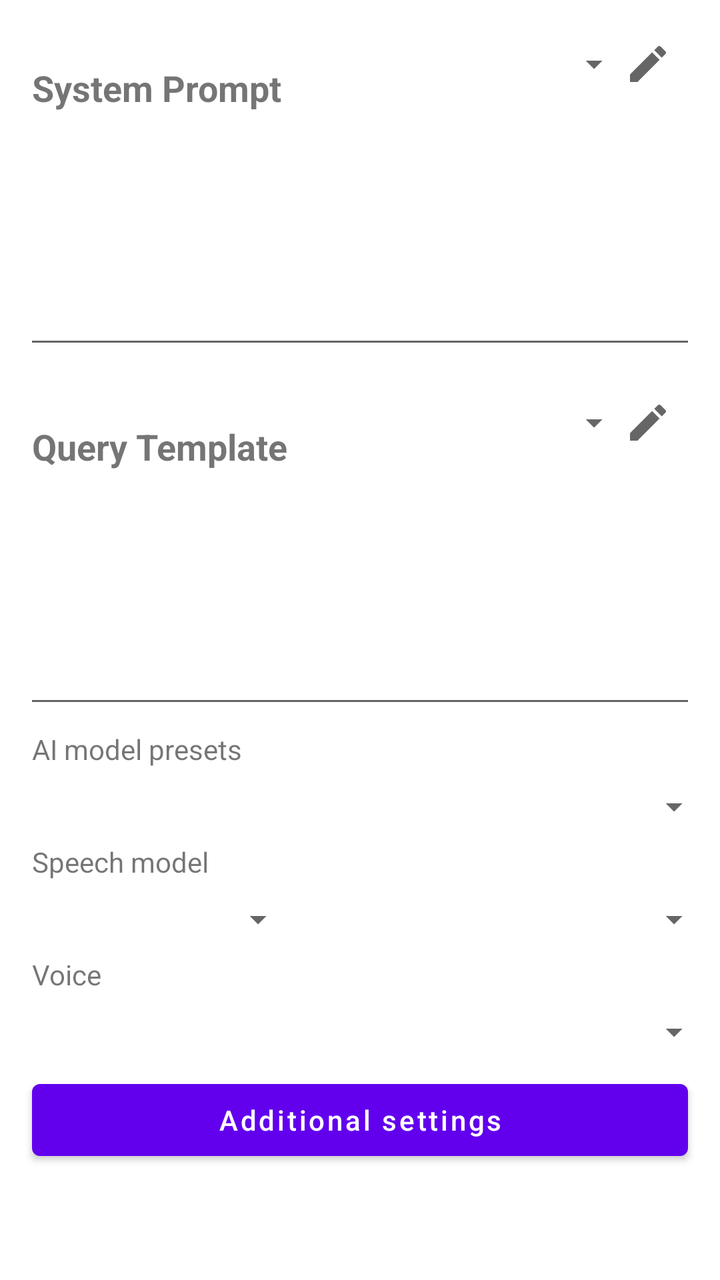
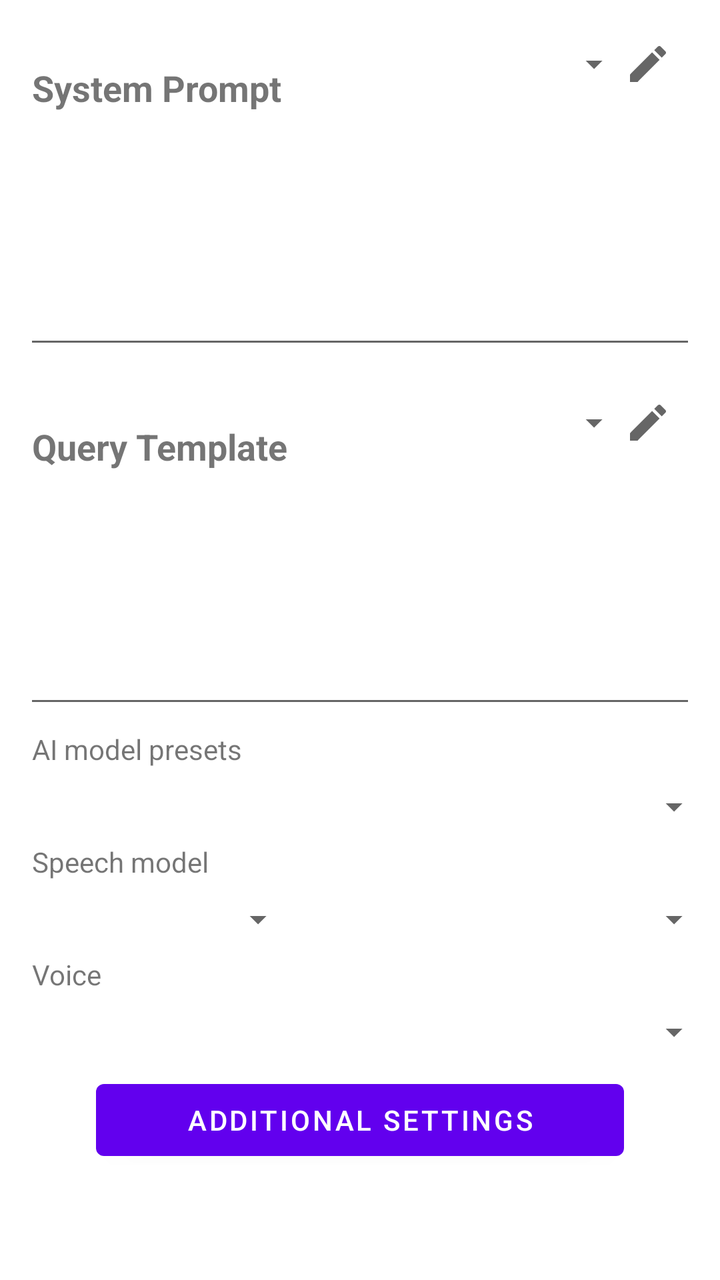

Two renders of the same Android screen: before a commit and after it. Below are the layout's source before the change and the commit's diff.
<!-- AndroidManifest.xml: application theme Theme.MyMeditation -->
<!-- res/layout/fragment_configuration.xml -->
<?xml version="1.0" encoding="utf-8"?>
<LinearLayout xmlns:android="http://schemas.android.com/apk/res/android"
    xmlns:app="http://schemas.android.com/apk/res-auto"
    android:layout_width="match_parent"
    android:layout_height="match_parent"
    android:orientation="vertical"
    android:paddingBottom="?attr/actionBarSize">

    <LinearLayout
        android:id="@+id/systemPromptSection"
        android:layout_width="match_parent"
        android:layout_height="0dp"
        android:layout_weight="1"
        android:orientation="vertical">
        <LinearLayout
            android:layout_width="match_parent"
            android:layout_height="48dp"
            android:layout_marginHorizontal="@dimen/activity_horizontal_margin"
            android:layout_marginTop="@dimen/activity_heading_margin"
            android:gravity="bottom"
            android:orientation="horizontal">
            <TextView
                android:layout_width="wrap_content"
                android:layout_height="wrap_content"
                android:maxWidth="160dp"
                android:singleLine="true"
                android:ellipsize="end"
                android:labelFor="@id/editTextSystemPrompt"
                android:text="@string/label_system_prompt"
                android:textSize="@dimen/text_size_content_heading"
                android:textStyle="bold" />
            <Spinner
                style="@style/Widget.MyMeditation.CompactSpinner"
                android:id="@+id/spinnerSystemPromptTemplate"
                android:layout_marginStart="8dp"
                android:layout_width="0dp"
                android:layout_height="48dp"
                android:layout_weight="1"
                android:saveEnabled="false"
                android:contentDescription="@string/system_prompt_templates" />
            <ImageButton
                android:id="@+id/buttonSystemPromptTemplates"
                android:layout_width="40dp"
                android:layout_height="48dp"
                android:paddingHorizontal="8dp"
                android:paddingVertical="12dp"
                android:background="?attr/selectableItemBackgroundBorderless"
                android:src="@drawable/ic_edit_meditation"
                app:tint="?attr/colorControlNormal"
                android:contentDescription="@string/system_prompt_templates"
                android:tooltipText="@string/system_prompt_templates" />
        </LinearLayout>

        <EditText
            android:id="@+id/editTextSystemPrompt"
            android:layout_width="match_parent"
            android:layout_height="0dp"
            android:layout_marginStart="@dimen/editText_horizontal_margin"
            android:layout_marginEnd="@dimen/editText_horizontal_margin"
            android:layout_weight="1"
            android:scrollbars="vertical"
            android:gravity="top"
            android:importantForAutofill="no"
            android:inputType="textMultiLine"
            android:textSize="@dimen/text_size_content" />

    </LinearLayout>

    <LinearLayout
        android:id="@+id/queryTemplateSection"
        android:layout_width="match_parent"
        android:layout_height="0dp"
        android:layout_weight="1"
        android:orientation="vertical">
        <LinearLayout
            android:layout_width="match_parent"
            android:layout_height="48dp"
            android:layout_marginHorizontal="@dimen/activity_horizontal_margin"
            android:layout_marginTop="@dimen/activity_heading_margin"
            android:gravity="bottom"
            android:orientation="horizontal">
            <TextView
                android:layout_width="wrap_content"
                android:layout_height="wrap_content"
                android:maxWidth="160dp"
                android:singleLine="true"
                android:ellipsize="end"
                android:labelFor="@id/editTextQueryTemplate"
                android:text="@string/label_query_template"
                android:textSize="@dimen/text_size_content_heading"
                android:textStyle="bold" />
            <Spinner
                style="@style/Widget.MyMeditation.CompactSpinner"
                android:id="@+id/spinnerQueryPromptTemplate"
                android:layout_marginStart="8dp"
                android:layout_width="0dp"
                android:layout_height="48dp"
                android:layout_weight="1"
                android:saveEnabled="false"
                android:contentDescription="@string/query_prompt_templates" />
            <ImageButton
                android:id="@+id/buttonQueryPromptTemplates"
                android:layout_width="40dp"
                android:layout_height="48dp"
                android:paddingHorizontal="8dp"
                android:paddingVertical="12dp"
                android:background="?attr/selectableItemBackgroundBorderless"
                android:src="@drawable/ic_edit_meditation"
                app:tint="?attr/colorControlNormal"
                android:contentDescription="@string/query_prompt_templates"
                android:tooltipText="@string/query_prompt_templates" />
        </LinearLayout>

        <EditText
            android:id="@+id/editTextQueryTemplate"
            android:layout_width="match_parent"
            android:layout_height="0dp"
            android:layout_marginStart="@dimen/editText_horizontal_margin"
            android:layout_marginEnd="@dimen/editText_horizontal_margin"
            android:layout_weight="1"
            android:scrollbars="vertical"
            android:gravity="top"
            android:importantForAutofill="no"
            android:inputType="textMultiLine"
            android:textSize="@dimen/text_size_content" />

    </LinearLayout>

    <LinearLayout
        android:id="@+id/inlineAiSettingsSection"
        android:layout_width="match_parent"
        android:layout_height="wrap_content"
        android:layout_marginHorizontal="@dimen/activity_horizontal_margin"
        android:layout_marginTop="@dimen/activity_heading_margin"
        android:orientation="vertical">

        <TextView
            android:layout_width="match_parent"
            android:layout_height="wrap_content"
            android:includeFontPadding="false"
            android:labelFor="@id/spinnerAiModelPreset"
            android:text="@string/ai_model_presets_label" />

        <Spinner
                style="@style/Widget.MyMeditation.CompactSpinner"
            android:id="@+id/spinnerAiModelPreset"
            android:layout_width="match_parent"
            android:layout_height="40dp"
            android:saveEnabled="false" />

        <TextView
            android:layout_width="match_parent"
            android:layout_height="wrap_content"
            android:includeFontPadding="false"
            android:labelFor="@id/spinnerSpeechModel"
            android:text="@string/speech_model_label" />
        <LinearLayout
            android:layout_width="match_parent"
            android:layout_height="40dp"
            android:orientation="horizontal">
            <Spinner
                style="@style/Widget.MyMeditation.CompactSpinner"
                android:id="@+id/spinnerSpeechBackend"
                android:layout_width="120dp"
                android:layout_height="match_parent"
                android:contentDescription="@string/speech_output_label"
                android:saveEnabled="false" />
            <Spinner
                style="@style/Widget.MyMeditation.CompactSpinner"
                android:id="@+id/spinnerSpeechModel"
                android:layout_width="0dp"
                android:layout_height="match_parent"
                android:layout_marginStart="8dp"
                android:layout_weight="1"
                android:saveEnabled="false" />
        </LinearLayout>

        <TextView
            android:layout_width="match_parent"
            android:layout_height="wrap_content"
            android:includeFontPadding="false"
            android:labelFor="@id/spinnerSpeechVoice"
            android:text="@string/speech_voice_label" />
        <Spinner
                style="@style/Widget.MyMeditation.CompactSpinner"
            android:id="@+id/spinnerSpeechVoice"
            android:layout_width="match_parent"
            android:layout_height="40dp"
            android:saveEnabled="false" />
    </LinearLayout>
    <Button
        android:id="@+id/buttonAiSettings"
        android:layout_width="match_parent"
        android:layout_height="wrap_content"
        android:layout_marginHorizontal="@dimen/activity_horizontal_margin"
        android:text="@string/additional_settings"
        android:textAllCaps="false" />
</LinearLayout>
<!-- resources referenced by this layout -->
<resources>
  <dimen name="activity_heading_margin">8dp</dimen>
  <dimen name="activity_horizontal_margin">16dp</dimen>
  <dimen name="editText_horizontal_margin">12dp</dimen>
  <dimen name="text_size_content">16sp</dimen>
  <dimen name="text_size_content_heading">18sp</dimen>
  <!-- drawable ic_edit_meditation (drawable) -->
  <vector xmlns:android="http://schemas.android.com/apk/res/android"
      android:width="24dp" android:height="24dp"
      android:viewportWidth="24" android:viewportHeight="24">
      <path android:fillColor="#FF000000"
          android:pathData="M3,17.25V21h3.75L17.81,9.94l-3.75,-3.75L3,17.25zM20.71,7.04c0.39,-0.39 0.39,-1.02 0,-1.41l-2.34,-2.34c-0.39,-0.39 -1.02,-0.39 -1.41,0l-1.83,1.83 3.75,3.75 1.83,-1.83z" />
  </vector>
  <string name="additional_settings">Additional settings</string>
  <string name="ai_model_presets_label">AI model presets</string>
  <string name="label_query_template">Query Template</string>
  <string name="label_system_prompt">System Prompt</string>
  <string name="query_prompt_templates">Query templates</string>
  <string name="speech_model_label">Speech model</string>
  <string name="speech_output_label">Voice output</string>
  <string name="speech_voice_label">Voice</string>
  <string name="system_prompt_templates">System prompt templates</string>
  <style name="Widget.MyMeditation.CompactSpinner" parent="Widget.AppCompat.Spinner">
          <item name="android:background">@drawable/compact_spinner_background</item>
          <item name="android:paddingStart">0dp</item>
          <item name="android:paddingEnd">16dp</item>
          <item name="android:paddingTop">0dp</item>
          <item name="android:paddingBottom">0dp</item>
      </style>
  <style name="Theme.MyMeditation" parent="Theme.MaterialComponents.DayNight.DarkActionBar">
          
          <item name="colorPrimary">@color/purple_500</item>
          <item name="colorPrimaryVariant">@color/purple_700</item>
          <item name="colorOnPrimary">@color/white</item>
          
          <item name="colorSecondary">@color/teal_200</item>
          <item name="colorSecondaryVariant">@color/teal_700</item>
          <item name="colorOnSecondary">@color/black</item>
          
          <item name="android:statusBarColor">?attr/colorPrimaryVariant</item>
          
      </style>
  <!-- drawable compact_spinner_background (drawable) -->
  <layer-list xmlns:android="http://schemas.android.com/apk/res/android">
      <item android:drawable="?attr/selectableItemBackground" />
      <item android:drawable="@drawable/compact_spinner_arrow"
          android:width="10dp" android:height="10dp"
          android:gravity="end|center_vertical" android:end="2dp" />
  </layer-list>
  <color name="purple_500">#FF6200EE</color>
  <color name="purple_700">#FF3700B3</color>
  <color name="white">#FFFFFFFF</color>
  <color name="teal_200">#FF03DAC5</color>
  <color name="teal_700">#FF018786</color>
  <color name="black">#FF000000</color>
  <!-- drawable compact_spinner_arrow (drawable) -->
  <vector xmlns:android="http://schemas.android.com/apk/res/android"
      android:width="10dp" android:height="10dp"
      android:viewportWidth="12" android:viewportHeight="12">
      <path android:fillColor="?attr/colorControlNormal" android:pathData="M1,4 L6,9 L11,4 Z" />
  </vector>
</resources>

<!-- the commit's change to res/layout/fragment_configuration.xml (unified diff, before → after) -->
@@ -190,9 +190,9 @@
     </LinearLayout>
     <Button
         android:id="@+id/buttonAiSettings"
+        style="@style/Widget.MyMeditation.PageButton"
         android:layout_width="match_parent"
         android:layout_height="wrap_content"
-        android:layout_marginHorizontal="@dimen/activity_horizontal_margin"
-        android:text="@string/additional_settings"
-        android:textAllCaps="false" />
+        android:layout_marginHorizontal="@dimen/single_button_horizontal_margin"
+        android:text="@string/additional_settings" />
 </LinearLayout>
<!-- resource entries referenced after the edit -->
@@ -3,6 +3,7 @@
   <dimen name="activity_heading_margin">8dp</dimen>
   <dimen name="activity_horizontal_margin">16dp</dimen>
   <dimen name="editText_horizontal_margin">12dp</dimen>
+  <dimen name="single_button_horizontal_margin">48dp</dimen>
   <dimen name="text_size_content">16sp</dimen>
   <dimen name="text_size_content_heading">18sp</dimen>
   <!-- drawable ic_edit_meditation (drawable) -->
@@ -27,6 +28,9 @@
           <item name="android:paddingEnd">16dp</item>
           <item name="android:paddingTop">0dp</item>
           <item name="android:paddingBottom">0dp</item>
+      </style>
+  <style name="Widget.MyMeditation.PageButton" parent="Widget.MaterialComponents.Button">
+          <item name="android:textAllCaps">true</item>
       </style>
   <style name="Theme.MyMeditation" parent="Theme.MaterialComponents.DayNight.DarkActionBar">
           
